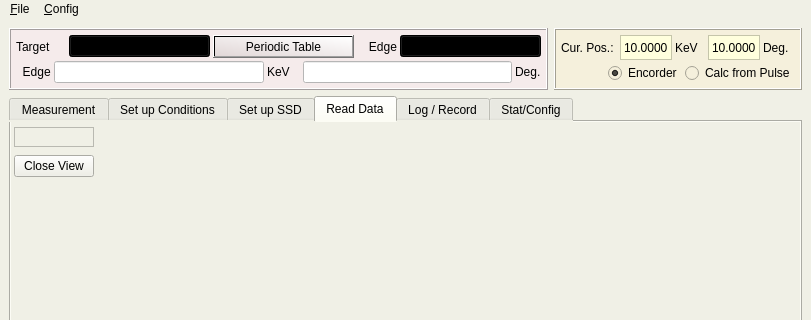
Qt form MainWindow.ui (mtab3/xafsm2) before a commit; both pictures show x 0 to 811 and y 0 to 320 of the 811 by 893 pixel window.
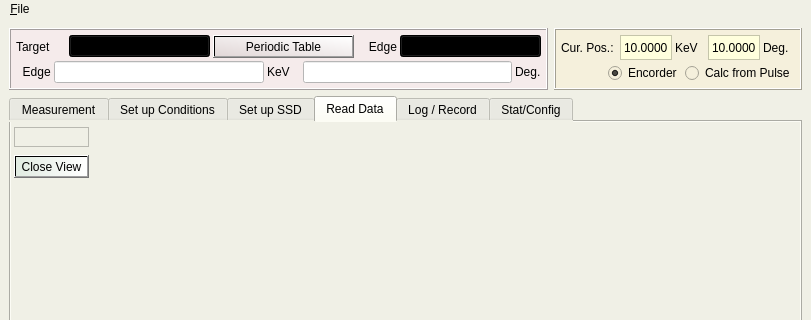
The same form after that commit. The open tabs and pages were chosen to show the change. Custom widgets are drawn as their Qt base class.

Commit message: new layout set-up in menu bar is expired

Diff of the .ui file:
```diff
--- a/MainWindow.ui
+++ b/MainWindow.ui
@@ -5099,6 +5099,9 @@
             <verstretch>0</verstretch>
            </sizepolicy>
           </property>
+          <property name="styleSheet">
+           <string notr="true">background-color: qlineargradient(spread:pad, x1:0, y1:0, x2:1, y2:0, stop:0 rgba(225, 235, 225, 255), stop:1 rgba(255, 255, 255, 255));</string>
+          </property>
           <property name="text">
            <string>Close View</string>
           </property>
@@ -5236,15 +5239,7 @@
     </property>
     <addaction name="action_Quit"/>
    </widget>
-   <widget class="QMenu" name="menu_Config">
-    <property name="title">
-     <string>&amp;Config</string>
-    </property>
-    <addaction name="action_SelMC"/>
-    <addaction name="action_SetSSV"/>
-   </widget>
    <addaction name="menu_File"/>
-   <addaction name="menu_Config"/>
   </widget>
   <widget class="QStatusBar" name="statusbar"/>
   <action name="action_Quit">
```
Left out of the diff: 8 changed lines with no effect on the pictures. The commit also changes 20 other files.
